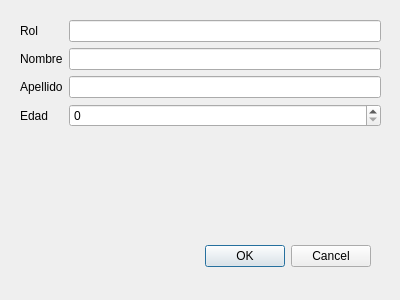
This is dialog_miembro.ui in AlexeiM2/hvgj as Qt 5 draws it before an edit. The edited form follows.
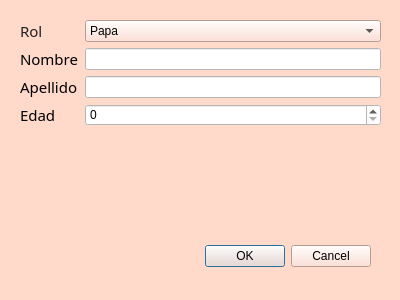
This is the edited form.

Commit message: combo box y validar

What changed in the file:
```diff
--- a/dialog_miembro.ui
+++ b/dialog_miembro.ui
@@ -13,6 +13,9 @@
   <property name="windowTitle">
    <string>Dialog</string>
   </property>
+  <property name="styleSheet">
+   <string notr="true">background-color: rgb(255, 217, 202);</string>
+  </property>
   <widget class="QDialogButtonBox" name="buttonBox">
    <property name="geometry">
     <rect>
@@ -43,6 +46,16 @@
      <layout class="QFormLayout" name="formLayout">
       <item row="0" column="0">
        <widget class="QLabel" name="rol_label">
+        <property name="font">
+         <font>
+          <family>Impact</family>
+          <pointsize>11</pointsize>
+         </font>
+        </property>
+        <property name="styleSheet">
+         <string notr="true">color: rgb(255, 177, 87);
+color: rgb(31, 31, 31);</string>
+        </property>
         <property name="text">
          <string>Rol</string>
         </property>
@@ -50,6 +63,12 @@
       </item>
       <item row="1" column="0">
        <widget class="QLabel" name="nombrelabel_4">
+        <property name="font">
+         <font>
+          <family>Impact</family>
+          <pointsize>11</pointsize>
+         </font>
+        </property>
         <property name="text">
          <string>Nombre</string>
         </property>
@@ -57,6 +76,12 @@
       </item>
       <item row="2" column="0">
        <widget class="QLabel" name="apellidolabel_3">
+        <property name="font">
+         <font>
+          <family>Impact</family>
+          <pointsize>11</pointsize>
+         </font>
+        </property>
         <property name="text">
          <string>Apellido</string>
         </property>
@@ -64,22 +89,88 @@
       </item>
       <item row="3" column="0">
        <widget class="QLabel" name="edad_2">
+        <property name="font">
+         <font>
+          <family>Impact</family>
+          <pointsize>11</pointsize>
+         </font>
+        </property>
         <property name="text">
          <string>Edad</string>
         </property>
        </widget>
       </item>
-      <item row="0" column="1">
-       <widget class="QLineEdit" name="Inrol"/>
-      </item>
       <item row="1" column="1">
-       <widget class="QLineEdit" name="Innombre"/>
+       <widget class="QLineEdit" name="Innombre">
+        <property name="toolTip">
+         <string extracomment="Name"/>
+        </property>
+        <property name="styleSheet">
+         <string notr="true">background-color: rgb(255, 255, 255);</string>
+        </property>
+       </widget>
       </item>
       <item row="2" column="1">
-       <widget class="QLineEdit" name="Inapellido"/>
+       <widget class="QLineEdit" name="Inapellido">
+        <property name="toolTip">
+         <string extracomment="Lopez"/>
+        </property>
+        <property name="styleSheet">
+         <string notr="true">background-color: rgb(255, 255, 255);</string>
+        </property>
+       </widget>
       </item>
       <item row="3" column="1">
-       <widget class="QSpinBox" name="Inedad"/>
+       <widget class="QSpinBox" name="Inedad">
+        <property name="toolTip">
+         <string extracomment="18"/>
+        </property>
+        <property name="styleSheet">
+         <string notr="true">background-color: rgb(255, 255, 255);</string>
+        </property>
+       </widget>
+      </item>
+      <item row="0" column="1">
+       <widget class="QComboBox" name="Inrol">
+        <property name="styleSheet">
+         <string notr="true"/>
+        </property>
+        <item>
+         <property name="text">
+          <string>Papa</string>
+         </property>
+        </item>
+        <item>
+         <property name="text">
+          <string>Mama</string>
+         </property>
+        </item>
+        <item>
+         <property name="text">
+          <string>Hijo</string>
+         </property>
+        </item>
+        <item>
+         <property name="text">
+          <string>Hija</string>
+         </property>
+        </item>
+        <item>
+         <property name="text">
+          <string>Abuela</string>
+         </property>
+        </item>
+        <item>
+         <property name="text">
+          <string>Abuelo</string>
+         </property>
+        </item>
+        <item>
+         <property name="text">
+          <string>Otro miembro</string>
+         </property>
+        </item>
+       </widget>
       </item>
      </layout>
     </item>
```
The commit also changes 4 other files.
